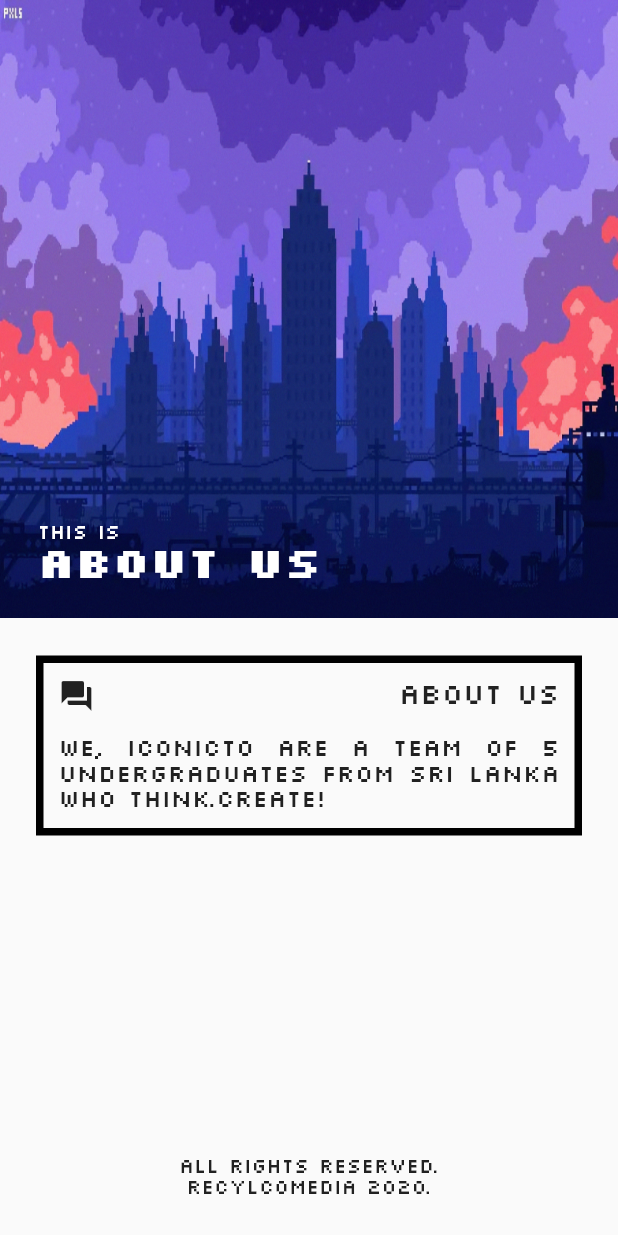
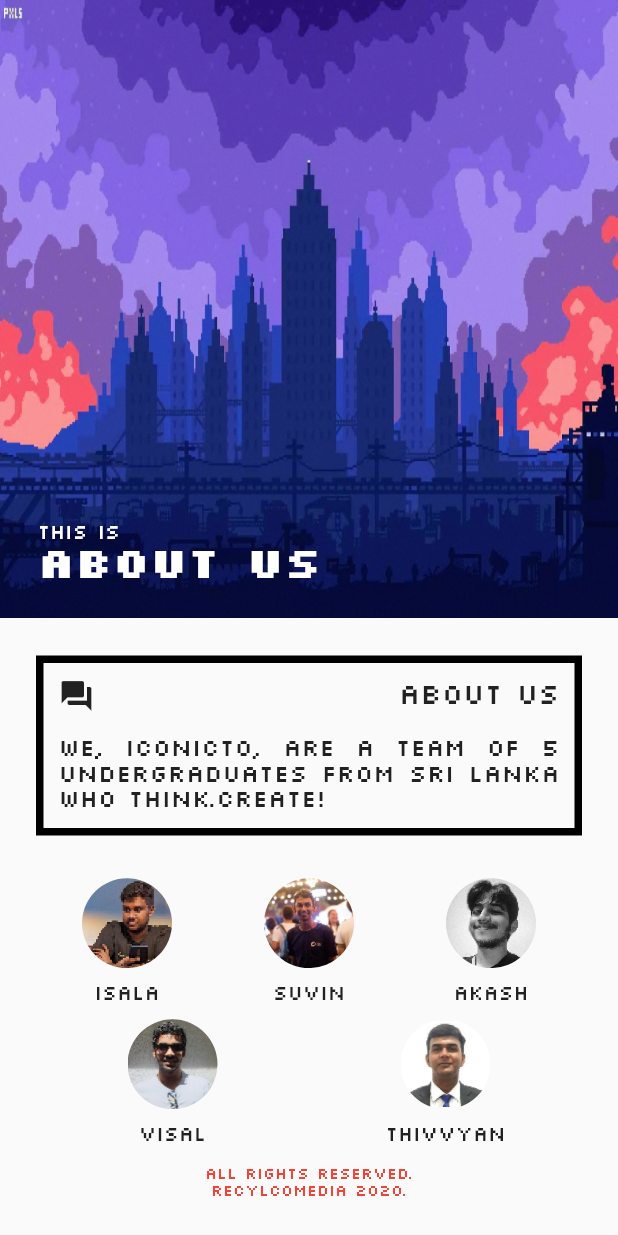
Before and after one commit to Iconicto/recyclomedia, a Flutter app: the AboutUsPage screen opened directly, on a phone screen of 412 x 824 dp. Run offline on Flutter 3.47's test engine with Material 2 defaults, Android fonts, the phone set to English and light mode, and no system bars; our stand-ins replace audioplayers, dio.

Commit message:
Added photos

```diff
--- a/recyclomedia/lib/pages/aboutus.page.dart
+++ b/recyclomedia/lib/pages/aboutus.page.dart
@@ -97,7 +97,7 @@ class AboutUsPageState extends State<AboutUsPage> {
                               ),
                               Container(
                                 child: Text(
-                                    "We, Iconicto are a team of 5 undergraduates from Sri Lanka who think.create!",
+                                    "We, Iconicto, are a team of 5 undergraduates from Sri Lanka who think.create!",
                                     textAlign: TextAlign.justify,
                                     style: TextStyle(fontSize: 17)),
                               )
@@ -115,10 +115,133 @@ class AboutUsPageState extends State<AboutUsPage> {
                     ],
                   ),
                   Column(
+                    crossAxisAlignment: CrossAxisAlignment.center,
+                    children: <Widget>[
+                      Row(
+                        children: <Widget>[
+                          Expanded(
+                            child: Column(
+                              crossAxisAlignment: CrossAxisAlignment.center,
+                              children: <Widget>[
+                                Container(
+                                  margin: EdgeInsets.only(bottom: 10.0),
+                                  height: 60.0,
+                                  width: 60.0,
+                                  decoration: BoxDecoration(
+                                      borderRadius: BorderRadius.circular(50.0),
+                                      image: DecorationImage(
+                                          image: AssetImage(
+                                              "lib/assets/images/isala.jpg"))),
+                                ),
+                                Text(
+                                  "Isala",
+                                  textAlign: TextAlign.center,
+                                ),
+                              ],
+                            ),
+                          ),
+                          Expanded(
+                            child: Column(
+                              crossAxisAlignment: CrossAxisAlignment.center,
+                              children: <Widget>[
+                                Container(
+                                  margin: EdgeInsets.only(bottom: 10.0),
+                                  height: 60.0,
+                                  width: 60.0,
+                                  decoration: BoxDecoration(
+                                      borderRadius: BorderRadius.circular(50.0),
+                                      image: DecorationImage(
+                                          image: AssetImage(
+                                              "lib/assets/images/suvin.jpg"))),
+                                ),
+                                Text(
+                                  "Suvin",
+                                  textAlign: TextAlign.center,
+                                ),
+                              ],
+                            ),
+                          ),
+                          Expanded(
+                            child: Column(
+                              crossAxisAlignment: CrossAxisAlignment.center,
+                              children: <Widget>[
+                                Container(
+                                  margin: EdgeInsets.only(bottom: 10.0),
+                                  height: 60.0,
+                                  width: 60.0,
+                                  decoration: BoxDecoration(
+                                      borderRadius: BorderRadius.circular(50.0),
+                                      image: DecorationImage(
+                                          image: AssetImage(
+                                              "lib/assets/images/akash.jpg"))),
+                                ),
+                                Text(
+                                  "Akash",
+                                  textAlign: TextAlign.center,
+                                ),
+                              ],
+                            ),
+                          )
+                        ],
+                      ),
+                      SizedBox(
+                        height: 10.0,
+                      ),
+                      Row(
+                        children: <Widget>[
+                          Expanded(
+                            child: Column(
+                              crossAxisAlignment: CrossAxisAlignment.center,
+                              children: <Widget>[
+                                Container(
+                                  margin: EdgeInsets.only(bottom: 10.0),
+                                  height: 60.0,
+                                  width: 60.0,
+                                  decoration: BoxDecoration(
+                                      borderRadius: BorderRadius.circular(50.0),
+                                      image: DecorationImage(
+                                          image: AssetImage(
+                                              "lib/assets/images/visal.jpg"))),
+                                ),
+                                Text(
+                                  "Visal",
+                                  textAlign: TextAlign.center,
+                                ),
+                              ],
+                            ),
+                          ),
+                          Expanded(
+                            child: Column(
+                              crossAxisAlignment: CrossAxisAlignment.center,
+                              children: <Widget>[
+                                Container(
+                                  margin: EdgeInsets.only(bottom: 10.0),
+                                  height: 60.0,
+                                  width: 60.0,
+                                  decoration: BoxDecoration(
+                                      borderRadius: BorderRadius.circular(50.0),
+                                      image: DecorationImage(
+                                          image: AssetImage(
+                                              "lib/assets/images/thivvyan.jpg"))),
+                                ),
+                                Text(
+                                  "Thivvyan",
+                                  textAlign: TextAlign.center,
+                                ),
+                              ],
+                            ),
+                          )
+                        ],
+                      )
+                    ],
+                  ),
+                  Column(
                     children: [
                       Text(
                         "All Rights Reserved. \nRecylcomedia 2020.",
                         textAlign: TextAlign.center,
+                        textScaleFactor: 0.8,
+                        style: TextStyle(color: Colors.red),
                       ),
                       Divider(
                         color: Colors.transparent,
--- a/recyclomedia/pubspec.yaml
+++ b/recyclomedia/pubspec.yaml
@@ -62,6 +62,10 @@ flutter:
     - assets/audio/eventsound.wav
     - assets/audio/pageload.wav
     - lib/assets/images/isala.jpg
+    - lib/assets/images/suvin.jpg
+    - lib/assets/images/akash.jpg
+    - lib/assets/images/visal.jpg
+    - lib/assets/images/thivvyan.jpg
 
   # An image asset can refer to one or more resolution-specific "variants", see
   # https://flutter.dev/assets-and-images/#resolution-aware.
```
Also changed, not shown: recyclomedia/lib/assets/images/akash.jpg (added), recyclomedia/lib/assets/images/isala.jpeg (deleted), recyclomedia/lib/assets/images/suvin.jpg (added), recyclomedia/lib/assets/images/thivvyan.jpg (added), recyclomedia/lib/assets/images/visal.jpg (added), 1 other file.
